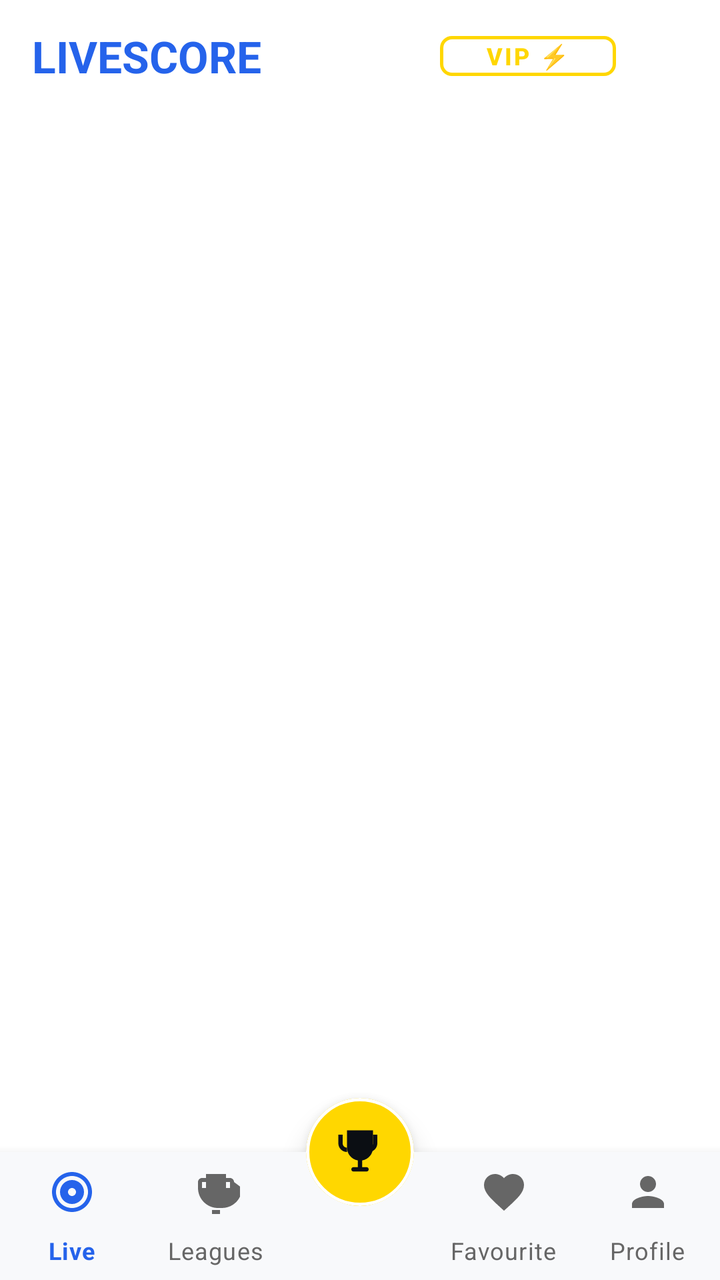
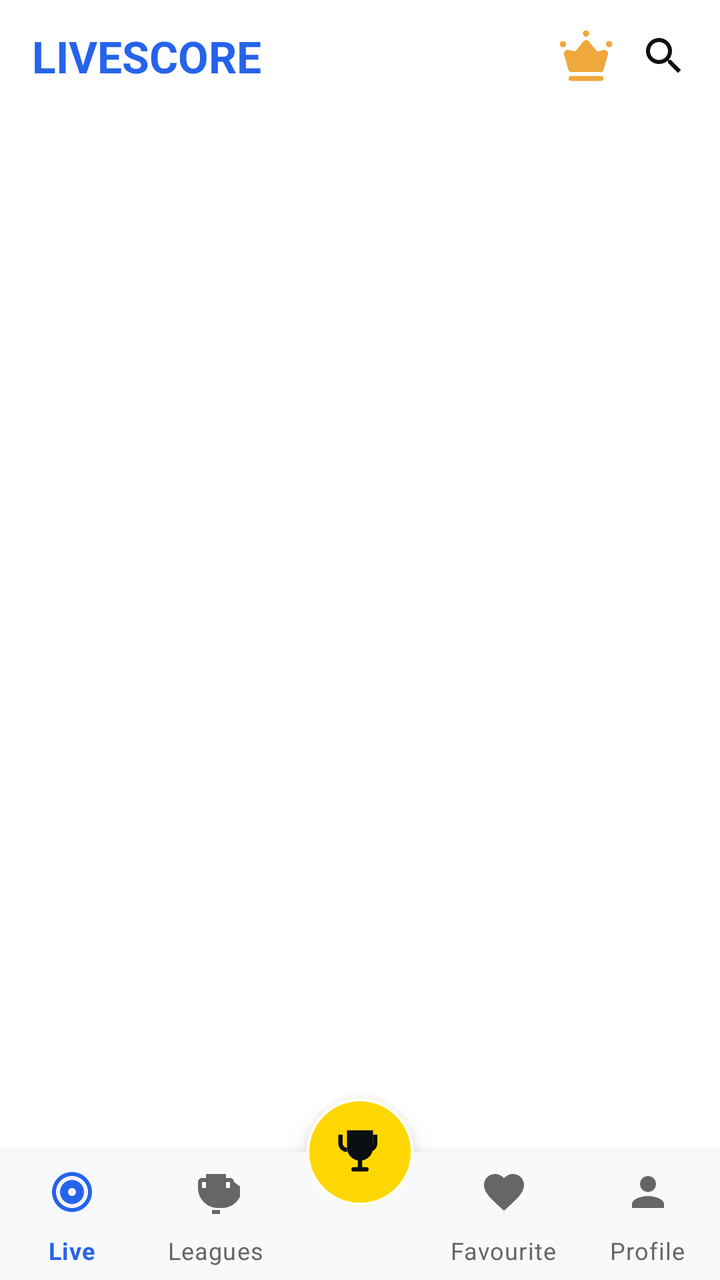

Before-and-after screenshots of an Android layout around one commit, followed by the original layout XML and the change that was made.
<!-- AndroidManifest.xml: activity theme Theme.MyApplication -->
<!-- res/layout/activity_main.xml -->
<?xml version="1.0" encoding="utf-8"?>
<androidx.constraintlayout.widget.ConstraintLayout xmlns:android="http://schemas.android.com/apk/res/android"
    xmlns:app="http://schemas.android.com/apk/res-auto"
    xmlns:tools="http://schemas.android.com/tools"
    android:layout_width="match_parent"
    android:layout_height="match_parent"
    android:background="@color/bg_light"
    tools:context=".MainActivity">

    
    <com.google.android.material.appbar.MaterialToolbar
        android:id="@+id/toolbar"
        android:layout_width="match_parent"
        android:layout_height="?attr/actionBarSize"
        android:background="@color/bg_light"
        app:layout_constraintTop_toTopOf="parent">

        <androidx.constraintlayout.widget.ConstraintLayout
            android:layout_width="match_parent"
            android:layout_height="match_parent">

            <TextView
                android:id="@+id/logoText"
                android:layout_width="wrap_content"
                android:layout_height="wrap_content"
                android:text="LIVESCORE"
                android:textColor="@color/accent_green"
                android:textSize="22sp"
                android:textStyle="bold"
                app:layout_constraintBottom_toBottomOf="parent"
                app:layout_constraintStart_toStartOf="parent"
                app:layout_constraintTop_toTopOf="parent" />

            <com.google.android.material.button.MaterialButton
                android:id="@+id/btnGoVip"
                style="@style/Widget.MaterialComponents.Button.TextButton"
                android:layout_width="wrap_content"
                android:layout_height="32dp"
                android:layout_marginEnd="12dp"
                android:text="@string/iap_vip_button_label"
                android:textColor="#FFD700"
                android:textSize="12sp"
                android:textStyle="bold"
                android:paddingHorizontal="8dp"
                android:paddingVertical="0dp"
                app:strokeColor="#FFD700"
                app:strokeWidth="1.5dp"
                app:cornerRadius="6dp"
                app:layout_constraintBottom_toBottomOf="parent"
                app:layout_constraintEnd_toStartOf="@id/searchIcon"
                app:layout_constraintTop_toTopOf="parent" />

            <ImageView
                android:id="@+id/searchIcon"
                android:layout_width="24dp"
                android:layout_height="24dp"
                android:layout_marginEnd="16dp"
                android:contentDescription="Search Matches"
                android:src="@drawable/ic_search"
                app:layout_constraintBottom_toBottomOf="parent"
                app:layout_constraintEnd_toEndOf="parent"
                app:layout_constraintTop_toTopOf="parent" />

        </androidx.constraintlayout.widget.ConstraintLayout>
    </com.google.android.material.appbar.MaterialToolbar>

    
    <FrameLayout
        android:id="@+id/fragment_container"
        android:layout_width="match_parent"
        android:layout_height="0dp"
        app:layout_constraintBottom_toTopOf="@id/bottom_navigation"
        app:layout_constraintTop_toBottomOf="@id/toolbar" />

    
    <com.google.android.material.bottomnavigation.BottomNavigationView
        android:id="@+id/bottom_navigation"
        android:layout_width="match_parent"
        android:layout_height="64dp"
        android:background="@color/card_dark"
        app:itemIconTint="@color/nav_item_color"
        app:itemTextColor="@color/nav_item_color"
        app:itemActiveIndicatorStyle="@null"
        app:elevation="8dp"
        app:labelVisibilityMode="labeled"
        app:layout_constraintBottom_toBottomOf="parent"
        app:menu="@menu/bottom_navigation" />

    
    <com.google.android.material.card.MaterialCardView
        android:id="@+id/btnFloatingWc"
        android:layout_width="54dp"
        android:layout_height="54dp"
        android:clickable="true"
        android:focusable="true"
        android:foreground="?attr/selectableItemBackground"
        app:cardBackgroundColor="#FFD700"
        app:cardCornerRadius="27dp"
        app:cardElevation="8dp"
        app:strokeColor="#FFFFFF"
        app:strokeWidth="1.5dp"
        app:layout_constraintStart_toStartOf="parent"
        app:layout_constraintEnd_toEndOf="parent"
        app:layout_constraintTop_toTopOf="@id/bottom_navigation"
        app:layout_constraintBottom_toTopOf="@id/bottom_navigation">

        <ImageView
            android:layout_width="26dp"
            android:layout_height="26dp"
            android:layout_gravity="center"
            android:src="@drawable/ic_trophy"
            app:tint="#0B0E13" />

    </com.google.android.material.card.MaterialCardView>

</androidx.constraintlayout.widget.ConstraintLayout>
<!-- resources referenced by this layout -->
<resources>
  <color name="accent_green">@color/primaryBlue</color>
  <color name="bg_light">@color/background</color>
  <color name="card_dark">@color/surface</color>
  <!-- drawable ic_search (drawable) -->
  <vector xmlns:android="http://schemas.android.com/apk/res/android"
      android:width="24dp"
      android:height="24dp"
      android:viewportWidth="24"
      android:viewportHeight="24">
    <path
        android:fillColor="#FFFFFFFF"
        android:pathData="M15.5,14h-0.79l-0.28,-0.27C15.41,12.59 16,11.11 16,9.5 16,5.91 13.09,3 9.5,3S3,5.91 3,9.5 5.91,16 9.5,16c1.61,0 3.09,-0.59 4.23,-1.57l0.27,0.28v0.79l5,4.99L20.49,19l-4.99,-5zM9.5,14C7.01,14 5,11.99 5,9.5S7.01,5 9.5,5 14,7.01 14,9.5 11.99,14 9.5,14z"/>
  </vector>
  <!-- drawable ic_trophy (drawable) -->
  <vector xmlns:android="http://schemas.android.com/apk/res/android"
      android:width="24dp"
      android:height="24dp"
      android:viewportWidth="24"
      android:viewportHeight="24">
      
      <path
          android:fillColor="#FFD700"
          android:pathData="M18,2H6v8c0,2.9 2.1,5.4 5,5.9V19H9c-0.6,0 -1,0.4 -1,1s0.4,1 1,1h6c0.6,0 1,-0.4 1,-1s-0.4,-1 -1,-1h-2v-3.1c2.9,-0.5 5,-3 5,-5.9V2z" />
      
      <path
          android:fillColor="#FFC700"
          android:pathData="M4,4H2v4c0,2.2 1.8,4 4,4h0V10h0C4.9,10 4,9.1 4,8V4z" />
      
      <path
          android:fillColor="#FFC700"
          android:pathData="M20,4h-2v4c0,1.1 -0.9,2 -2,2h0v2h0c2.2,0 4,-1.8 4,-4V4z" />
      
      <path
          android:fillColor="#FFFFFF"
          android:pathData="M12,5.2l0.9,2.8h2.9l-2.4,1.7 0.9,2.8-2.3,-1.7-2.3,1.7 0.9,-2.8-2.4,-1.7h2.9z" />
  </vector>
  <string name="iap_vip_button_label">VIP ⚡</string>
  <style name="Theme.MyApplication" parent="Theme.MaterialComponents.Light.NoActionBar">
          
          <item name="colorPrimary">@color/accent_green</item>
          <item name="colorPrimaryVariant">@color/white</item>
          <item name="colorOnPrimary">@color/white</item>
          
          
          <item name="colorSecondary">@color/accent_green_secondary</item>
          <item name="colorSecondaryVariant">@color/accent_green</item>
          <item name="colorOnSecondary">@color/white</item>
          
          
          <item name="android:statusBarColor">@color/white</item>
          <item name="android:windowBackground">@color/white</item>
          <item name="android:navigationBarColor">@color/white</item>
          
          
          <item name="android:windowLightStatusBar">true</item>
          <item name="android:windowLightNavigationBar" tools:targetApi="o_mr1">true</item>
          
          
          <item name="android:textColor">@color/text_white</item>
          <item name="android:textColorSecondary">@color/text_muted</item>
      </style>
  <color name="primaryBlue">#2563EB</color>
  <color name="background">#FFFFFF</color>
  <color name="surface">#F8F9FB</color>
  <color name="white">#FFFFFFFF</color>
  <color name="accent_green_secondary">@color/accentBlue</color>
  <color name="text_white">@color/textPrimary</color>
  <color name="text_muted">@color/textSecondary</color>
  <color name="accentBlue">#3B82F6</color>
  <color name="textPrimary">#111111</color>
  <color name="textSecondary">#666666</color>
</resources>

<!-- the commit's change to res/layout/activity_main.xml (unified diff, before → after) -->
@@ -31,21 +31,15 @@
                 app:layout_constraintStart_toStartOf="parent"
                 app:layout_constraintTop_toTopOf="parent" />
 
-            <com.google.android.material.button.MaterialButton
+            <ImageView
                 android:id="@+id/btnGoVip"
-                style="@style/Widget.MaterialComponents.Button.TextButton"
-                android:layout_width="wrap_content"
-                android:layout_height="32dp"
+                android:layout_width="30dp"
+                android:layout_height="30dp"
                 android:layout_marginEnd="12dp"
-                android:text="@string/iap_vip_button_label"
-                android:textColor="#FFD700"
-                android:textSize="12sp"
-                android:textStyle="bold"
-                android:paddingHorizontal="8dp"
-                android:paddingVertical="0dp"
-                app:strokeColor="#FFD700"
-                app:strokeWidth="1.5dp"
-                app:cornerRadius="6dp"
+                android:src="@drawable/ic_premium"
+                android:clickable="true"
+                android:focusable="true"
+                android:background="?attr/selectableItemBackgroundBorderless"
                 app:layout_constraintBottom_toBottomOf="parent"
                 app:layout_constraintEnd_toStartOf="@id/searchIcon"
                 app:layout_constraintTop_toTopOf="parent" />
<!-- resource entries referenced after the edit -->
@@ -3,6 +3,7 @@
   <color name="accent_green">@color/primaryBlue</color>
   <color name="bg_light">@color/background</color>
   <color name="card_dark">@color/surface</color>
+  <!-- drawable ic_premium: png bitmap (drawable, 12560 bytes) -->
   <!-- drawable ic_search (drawable) -->
   <vector xmlns:android="http://schemas.android.com/apk/res/android"
       android:width="24dp"
@@ -10,7 +11,7 @@
       android:viewportWidth="24"
       android:viewportHeight="24">
     <path
-        android:fillColor="#FFFFFFFF"
+        android:fillColor="@color/textPrimary"
         android:pathData="M15.5,14h-0.79l-0.28,-0.27C15.41,12.59 16,11.11 16,9.5 16,5.91 13.09,3 9.5,3S3,5.91 3,9.5 5.91,16 9.5,16c1.61,0 3.09,-0.59 4.23,-1.57l0.27,0.28v0.79l5,4.99L20.49,19l-4.99,-5zM9.5,14C7.01,14 5,11.99 5,9.5S7.01,5 9.5,5 14,7.01 14,9.5 11.99,14 9.5,14z"/>
   </vector>
   <!-- drawable ic_trophy (drawable) -->
@@ -36,7 +37,6 @@
           android:fillColor="#FFFFFF"
           android:pathData="M12,5.2l0.9,2.8h2.9l-2.4,1.7 0.9,2.8-2.3,-1.7-2.3,1.7 0.9,-2.8-2.4,-1.7h2.9z" />
   </vector>
-  <string name="iap_vip_button_label">VIP ⚡</string>
   <style name="Theme.MyApplication" parent="Theme.MaterialComponents.Light.NoActionBar">
           
           <item name="colorPrimary">@color/accent_green</item>
